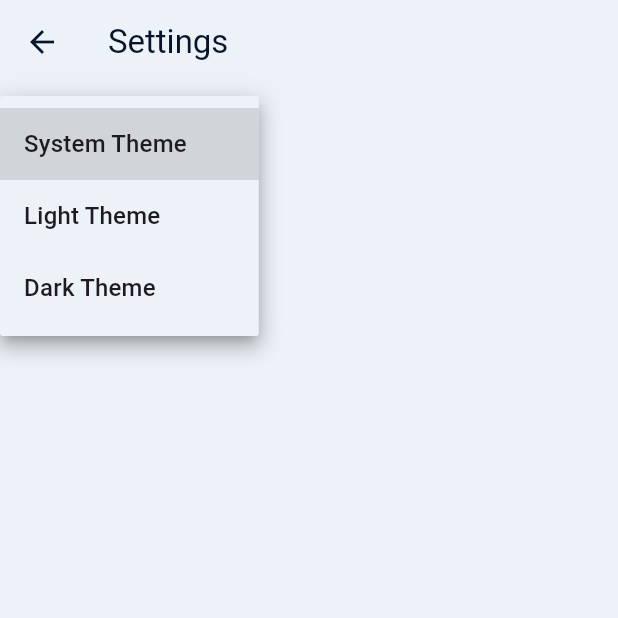
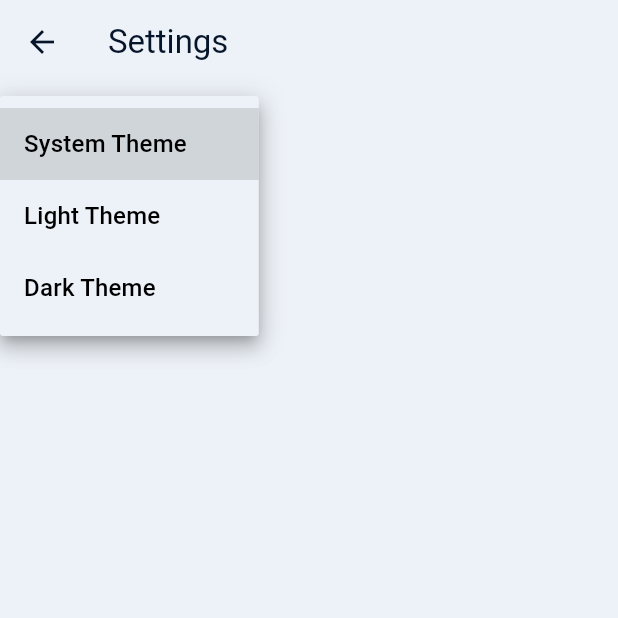
Before and after one commit to Sjvc0595/color_picker, a Flutter app: the SettingsView screen opened by its route, after a tap on "System Theme", on a phone screen of 412 x 824 dp, the top half of it. Run offline on Flutter 3.47's test engine with Material 3 defaults, Android fonts, the phone set to English and light mode, and no system bars; our stand-ins replace flutter_bluetooth_serial, flutter_colorpicker, google_fonts, permission_handler; generated files the repository leaves out were written again.

Commit message:
refactor: Improve dropdown menu styling in settings view

```diff
--- a/lib/src/settings/settings_view.dart
+++ b/lib/src/settings/settings_view.dart
@@ -30,18 +30,33 @@ class SettingsView extends StatelessWidget {
           value: controller.themeMode,
           // Call the updateThemeMode method any time the user selects a theme.
           onChanged: controller.updateThemeMode,
-          items: const [
+          items: [
             DropdownMenuItem(
               value: ThemeMode.system,
-              child: Text('System Theme'),
+              child: Text(
+                'System Theme',
+                style: TextStyle(
+                  color: Theme.of(context).colorScheme.onSecondary,
+                ),
+              ),
             ),
             DropdownMenuItem(
               value: ThemeMode.light,
-              child: Text('Light Theme'),
+              child: Text(
+                'Light Theme',
+                style: TextStyle(
+                  color: Theme.of(context).colorScheme.onSecondary,
+                ),
+              ),
             ),
             DropdownMenuItem(
               value: ThemeMode.dark,
-              child: Text('Dark Theme'),
+              child: Text(
+                'Dark Theme',
+                style: TextStyle(
+                  color: Theme.of(context).colorScheme.onSecondary,
+                ),
+              ),
             )
           ],
         ),
```
